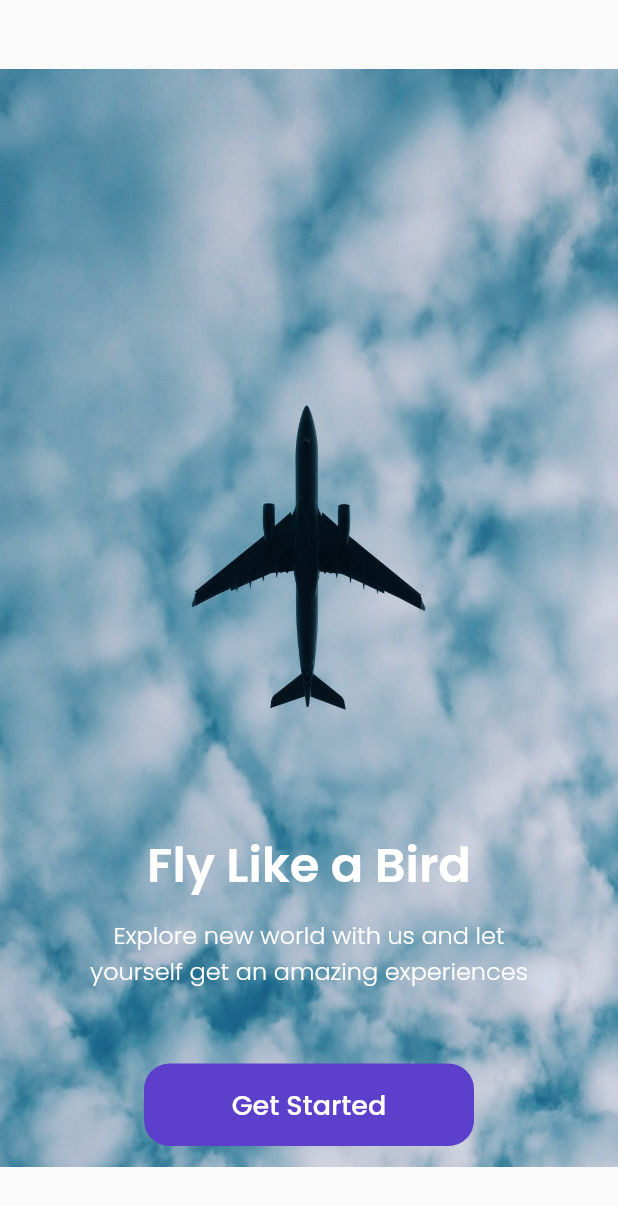
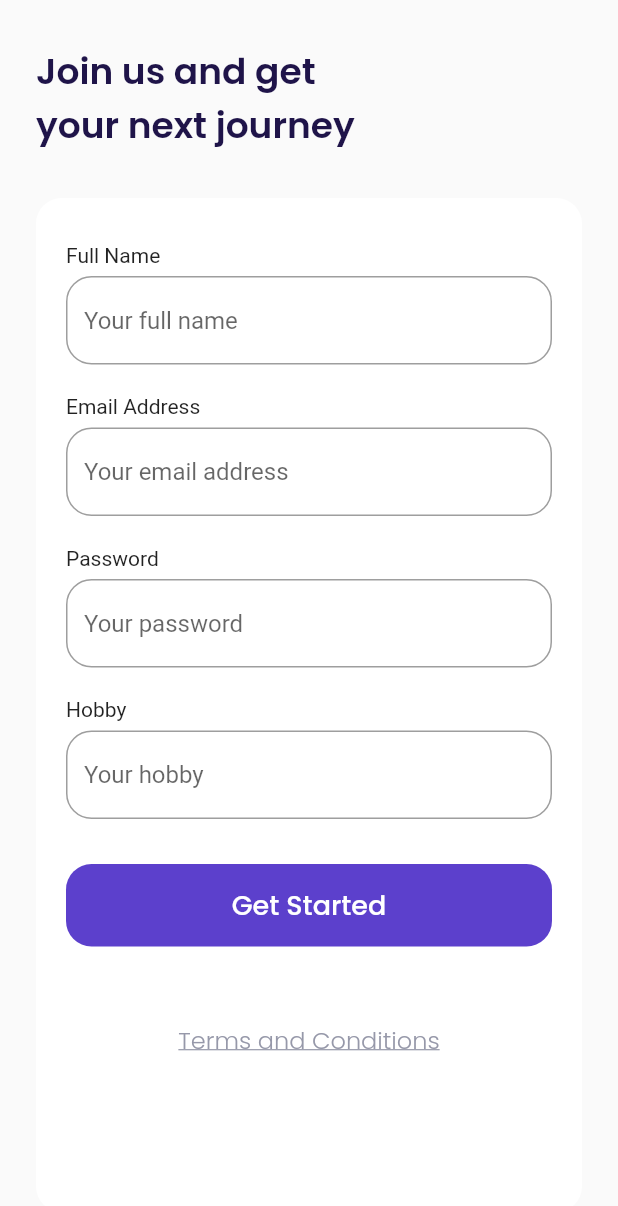
Before and after one commit to ezaatama/booking_bloc_pattern, a Flutter app: the screen it shows after launch, after a tap on "Get Started", on a phone screen of 412 x 824 dp. Shown: the top 1206 px of the screen. Run offline on Flutter 3.47's test engine with Material 2 defaults, Android fonts, the light colour scheme and no system bars; our stand-ins replace google_fonts.

Commit message:
add sign up

```diff
--- a/lib/main.dart
+++ b/lib/main.dart
@@ -2,6 +2,7 @@ import '/ui/pages/get_started.dart';
 import 'package:flutter/material.dart';
 import 'package:flutter/services.dart';
 
+import 'ui/pages/sign_up_page.dart';
 import 'ui/pages/splash_page.dart';
 void main() {
   runApp(MyApp());
@@ -19,6 +20,7 @@ class MyApp extends StatelessWidget {
       routes: {
         '/' : (ctx) => SplashPage(),
         '/get-started' : (ctx) => GetStartedPage(),
+        '/sign-up' : (ctx) => SignUp()
       },
     );
   }
--- a/lib/ui/pages/get_started.dart
+++ b/lib/ui/pages/get_started.dart
@@ -47,7 +47,9 @@ class GetStartedPage extends StatelessWidget {
                         fontWeight: medium
                       ),
                     ),
-                    onPressed: (){},
+                    onPressed: (){
+                      Navigator.of(context).pushNamed('/sign-up');
+                      },
                     style: TextButton.styleFrom(
                       backgroundColor: kPrimaryColor,
                       shape: RoundedRectangleBorder(
--- /dev/null
+++ b/lib/ui/pages/sign_up_page.dart
@@ -0,0 +1,210 @@
+import 'package:flutter/cupertino.dart';
+import 'package:flutter/material.dart';
+import '../../shared/theme.dart';
+
+class SignUp extends StatelessWidget {
+  const SignUp({ Key? key }) : super(key: key);
+
+  @override
+  Widget build(BuildContext context) {
+    return Scaffold(
+      backgroundColor: kBackgroundColor,
+      body: SafeArea(
+        child: ListView(
+          padding: EdgeInsets.symmetric(horizontal: defaultMargin),
+          children: [
+            _title(),
+            _inputSection()
+          ],
+        ),
+      )
+    );
+  }
+
+  Widget _title(){
+    return Container(
+      margin: const EdgeInsets.only(top:30),
+      child: Text('Join us and get\nyour next journey',
+        style: blackTextStyle.copyWith(
+          fontSize: 24,
+          fontWeight: semiBold
+        ),
+      ),
+    );
+  }
+
+  Widget _inputSection(){
+
+    Widget nameInput(){
+      return Container(
+        margin: EdgeInsets.only(bottom: 20),
+        child: Column(
+          crossAxisAlignment: CrossAxisAlignment.start,
+          children: [
+            Text("Full Name"),
+            SizedBox(height: 6,),
+            TextFormField(
+              cursorColor: kBlackColor,
+              decoration: InputDecoration(
+                hintText: 'Your full name',
+                border: OutlineInputBorder(
+                  borderRadius: BorderRadius.circular(defaultRadius),
+                ),
+                focusedBorder: OutlineInputBorder(
+                  borderRadius: BorderRadius.circular(defaultRadius),
+                  borderSide: BorderSide(
+                    color: kPrimaryColor
+                  )
+                )
+              ),
+            )
+          ],
+        )
+      );
+    }
+
+     Widget emailInput(){
+      return Container(
+        margin: EdgeInsets.only(bottom: 20),
+        child: Column(
+          crossAxisAlignment: CrossAxisAlignment.start,
+          children: [
+            Text("Email Address"),
+            SizedBox(height: 6,),
+            TextFormField(
+              cursorColor: kBlackColor,
+              decoration: InputDecoration(
+                hintText: 'Your email address',
+                border: OutlineInputBorder(
+                  borderRadius: BorderRadius.circular(defaultRadius),
+                ),
+                focusedBorder: OutlineInputBorder(
+                  borderRadius: BorderRadius.circular(defaultRadius),
+                  borderSide: BorderSide(
+                    color: kPrimaryColor
+                  )
+                )
+              ),
+            )
+          ],
+        )
+      );
+    }
+
+    Widget passwordInput(){
+      return Container(
+        margin: EdgeInsets.only(bottom: 20),
+        child: Column(
+          crossAxisAlignment: CrossAxisAlignment.start,
+          children: [
+            Text("Password"),
+            SizedBox(height: 6,),
+            TextFormField(
+              obscureText: true,
+              cursorColor: kBlackColor,
+              decoration: InputDecoration(
+                hintText: 'Your password',
+                border: OutlineInputBorder(
+                  borderRadius: BorderRadius.circular(defaultRadius),
+                ),
+                focusedBorder: OutlineInputBorder(
+                  borderRadius: BorderRadius.circular(defaultRadius),
+                  borderSide: BorderSide(
+                    color: kPrimaryColor
+                  )
+                )
+              ),
+            )
+          ],
+        )
+      );
+    }
+
+    Widget hobbyInput(){
+      return Container(
+        margin: EdgeInsets.only(bottom: 30),
+        child: Column(
+          crossAxisAlignment: CrossAxisAlignment.start,
+          children: [
+            Text("Hobby"),
+            SizedBox(height: 6,),
+            TextFormField(
+              cursorColor: kBlackColor,
+              decoration: InputDecoration(
+                hintText: 'Your hobby',
+                border: OutlineInputBorder(
+                  borderRadius: BorderRadius.circular(defaultRadius),
+                ),
+                focusedBorder: OutlineInputBorder(
+                  borderRadius: BorderRadius.circular(defaultRadius),
+                  borderSide: BorderSide(
+                    color: kPrimaryColor
+                  )
+                )
+              ),
+            )
+          ],
+        )
+      );
+    }
+
+    Widget submitButton(){
+      return Container(
+        width: double.infinity,
+        height: 55,
+        child: TextButton(
+          onPressed: (){},
+          style: TextButton.styleFrom(
+            backgroundColor: kPrimaryColor,
+            shape: RoundedRectangleBorder(
+              borderRadius: BorderRadius.circular(defaultRadius)
+            )
+          ),
+          child: Text('Get Started',
+            style: whiteTextStyle.copyWith(
+              fontSize: 18,
+              fontWeight: medium
+            )
+          ),
+        ),
+      );
+    }
+
+    Widget termsButton(){
+      return Container(
+        alignment: Alignment.center,
+        margin: const EdgeInsets.only(
+          top: 50,
+          bottom: 73
+        ),
+        child: Text('Terms and Conditions',
+          style: greyTextStyle.copyWith(
+            fontSize: 16,
+            fontWeight: light,
+            decoration: TextDecoration.underline
+          ),
+        ),
+      );
+    }
+
+    return Container(
+      margin: const EdgeInsets.only(top:30),
+      padding: const EdgeInsets.symmetric(horizontal: 20, vertical: 30),
+      decoration: BoxDecoration(
+        color: kWhiteColor,
+        borderRadius: BorderRadius.circular(defaultRadius)
+      ),
+      child: Column(
+        children: [
+          nameInput(),
+          emailInput(),
+          passwordInput(),
+          hobbyInput(),
+          submitButton(),
+          termsButton()
+        ],
+      ),
+    );
+
+  }
+}
```
